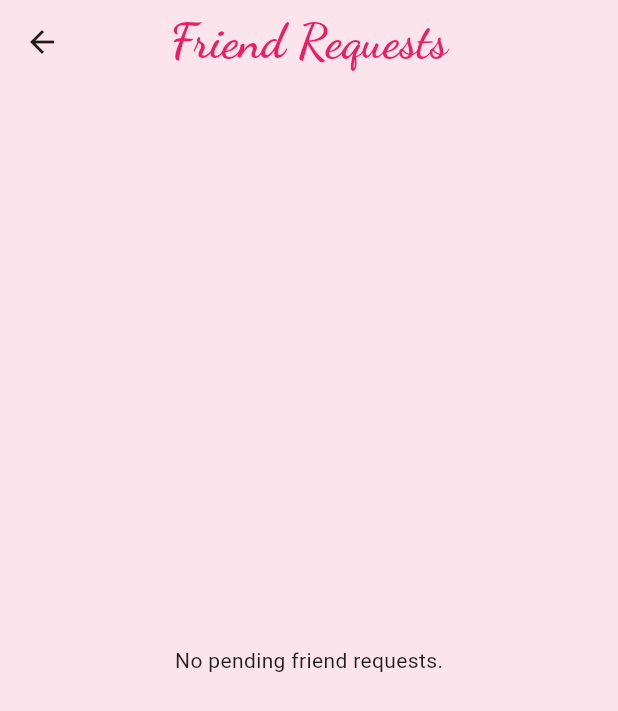
After one commit to AbhiramNair48/CapsuleCloset, a Flutter app: the FriendsPage screen opened directly, after a tap on the "group" icon, on a phone screen of 412 x 824 dp. The commit adds this screen. Shown: the top 711 px of the screen. Run offline on Flutter 3.47's test engine with Material 3 defaults, Android fonts, the light colour scheme and no system bars; our stand-ins replace flutter_dotenv, geolocator, google_fonts, google_generative_ai, image_picker.

Commit message:
Add friend request and search features
Implemented backend endpoints and frontend logic for sending, viewing, and responding to friend requests. Added models, screens, and service methods for pending friend requests and user search. Updated friends page to include navigation to find friends and friend requests screens.

```diff
--- /dev/null
+++ b/lib/models/pending_friend_request.dart
@@ -0,0 +1,22 @@
+class PendingFriendRequest {
+  final String friendshipId;
+  final String senderId;
+  final String senderUsername;
+  final String senderEmail;
+
+  PendingFriendRequest({
+    required this.friendshipId,
+    required this.senderId,
+    required this.senderUsername,
+    required this.senderEmail,
+  });
+
+  factory PendingFriendRequest.fromJson(Map<String, dynamic> json) {
+    return PendingFriendRequest(
+      friendshipId: json['friendshipId'] as String,
+      senderId: json['senderId'] as String,
+      senderUsername: json['senderUsername'] as String,
+      senderEmail: json['senderEmail'] as String,
+    );
+  }
+}
--- /dev/null
+++ b/lib/screens/friend_requests_screen.dart
@@ -0,0 +1,99 @@
+import 'package:flutter/material.dart';
+import 'package:provider/provider.dart';
+import '../services/data_service.dart';
+import '../models/pending_friend_request.dart';
+import '../services/auth_service.dart';
+
+class FriendRequestsScreen extends StatefulWidget {
+  const FriendRequestsScreen({super.key});
+
+  @override
+  State<FriendRequestsScreen> createState() => _FriendRequestsScreenState();
+}
+
+class _FriendRequestsScreenState extends State<FriendRequestsScreen> {
+  @override
+  void initState() {
+    super.initState();
+    _fetchRequests();
+  }
+
+  Future<void> _fetchRequests() async {
+    final authService = Provider.of<AuthService>(context, listen: false);
+    final userId = authService.currentUser?['id']?.toString();
+    if (userId != null) {
+      await Provider.of<DataService>(context, listen: false).fetchPendingFriendRequests(userId);
+    }
+  }
+
+  Future<void> _respondToRequest(PendingFriendRequest request, String status) async {
+    try {
+      final dataService = Provider.of<DataService>(context, listen: false);
+      final success = await dataService.respondToFriendRequest(request.friendshipId, status);
+
+      if (mounted) {
+        if (success) {
+          ScaffoldMessenger.of(context).showSnackBar(
+            SnackBar(content: Text('Friend request from ${request.senderUsername} ${status}.')),
+          );
+          // Refresh the list
+          _fetchRequests();
+        } else {
+          ScaffoldMessenger.of(context).showSnackBar(
+            const SnackBar(content: Text('Failed to update friend request.')),
+          );
+        }
+      }
+    } catch (e) {
+      if (mounted) {
+        ScaffoldMessenger.of(context).showSnackBar(
+          SnackBar(content: Text('Error responding to request: $e')),
+        );
+      }
+    }
+  }
+
+  @override
+  Widget build(BuildContext context) {
+    return Scaffold(
+      appBar: AppBar(
+        title: const Text('Friend Requests'),
+      ),
+      body: Consumer<DataService>(
+        builder: (context, dataService, child) {
+          if (dataService.pendingFriendRequests.isEmpty) {
+            return const Center(
+              child: Text('No pending friend requests.'),
+            );
+          }
+          return ListView.builder(
+            itemCount: dataService.pendingFriendRequests.length,
+            itemBuilder: (context, index) {
+              final request = dataService.pendingFriendRequests[index];
+              return Card(
+                margin: const EdgeInsets.symmetric(vertical: 8.0, horizontal: 16.0),
+                child: ListTile(
+                  title: Text(request.senderUsername),
+                  subtitle: Text('Sent you a friend request (${request.senderEmail})'),
+                  trailing: Row(
+                    mainAxisSize: MainAxisSize.min,
+                    children: [
+                      IconButton(
+                        icon: const Icon(Icons.check, color: Colors.green),
+                        onPressed: () => _respondToRequest(request, 'accepted'),
+                      ),
+                      IconButton(
+                        icon: const Icon(Icons.close, color: Colors.red),
+                        onPressed: () => _respondToRequest(request, 'rejected'),
+                      ),
+                    ],
+                  ),
+                ),
+              );
+            },
+          );
+        },
+      ),
+    );
+  }
+}
--- a/lib/screens/friends_page.dart
+++ b/lib/screens/friends_page.dart
@@ -4,6 +4,8 @@ import '../services/data_service.dart';
 import 'friend_closet_page.dart';
 import 'delete_friends_screen.dart';
 import '../widgets/friend_card.dart';
+import 'find_friends_screen.dart';
+import 'friend_requests_screen.dart';
 
 // Search bar widget for the friends page
 class _FriendSearchBar extends StatelessWidget {
@@ -33,6 +35,30 @@ class FriendsPage extends StatelessWidget {
   Widget build(BuildContext context) {
     return Scaffold(
       backgroundColor: Colors.transparent,
+      appBar: AppBar(
+        title: const Text('Friends'),
+        backgroundColor: Colors.transparent,
+        actions: [
+          IconButton(
+            icon: const Icon(Icons.person_add),
+            onPressed: () {
+              Navigator.push(
+                context,
+                MaterialPageRoute(builder: (context) => const FindFriendsScreen()),
+              );
+            },
+          ),
+          IconButton(
+            icon: const Icon(Icons.group),
+            onPressed: () {
+              Navigator.push(
+                context,
+                MaterialPageRoute(builder: (context) => const FriendRequestsScreen()),
+              );
+            },
+          ),
+        ],
+      ),
       floatingActionButton: FloatingActionButton(
         onPressed: () {
           Navigator.push(
```
Also changed, not shown: backend/lib/database/server.dart (+104 -10 lines), lib/screens/find_friends_screen.dart (added, +150 -0 lines), lib/services/data_service.dart (+117 -0 lines).
